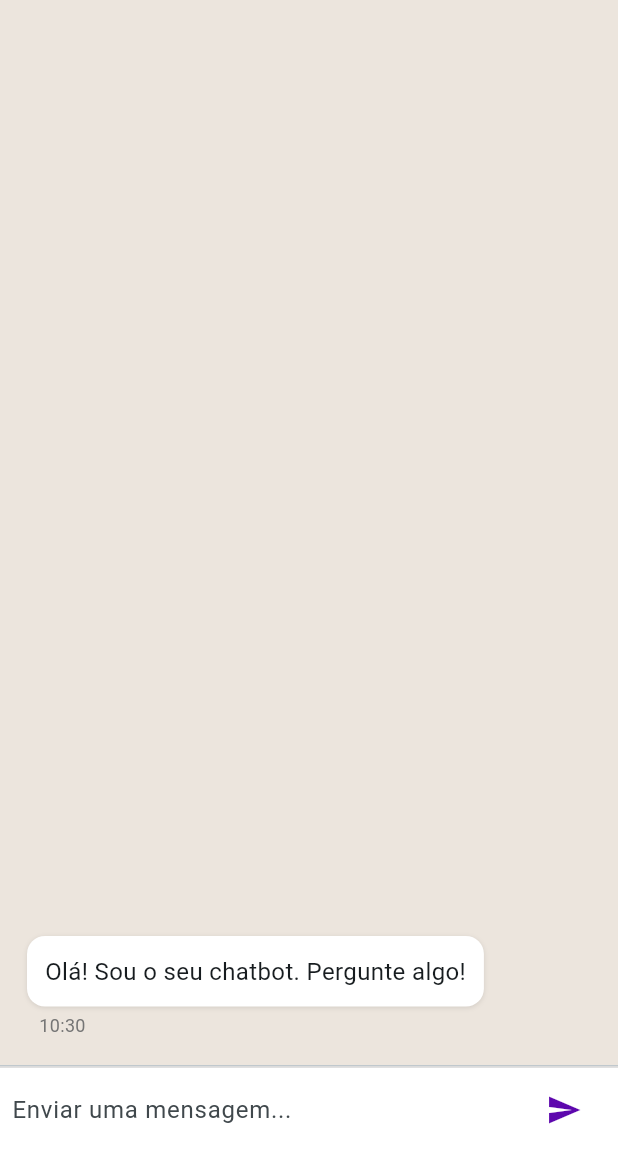
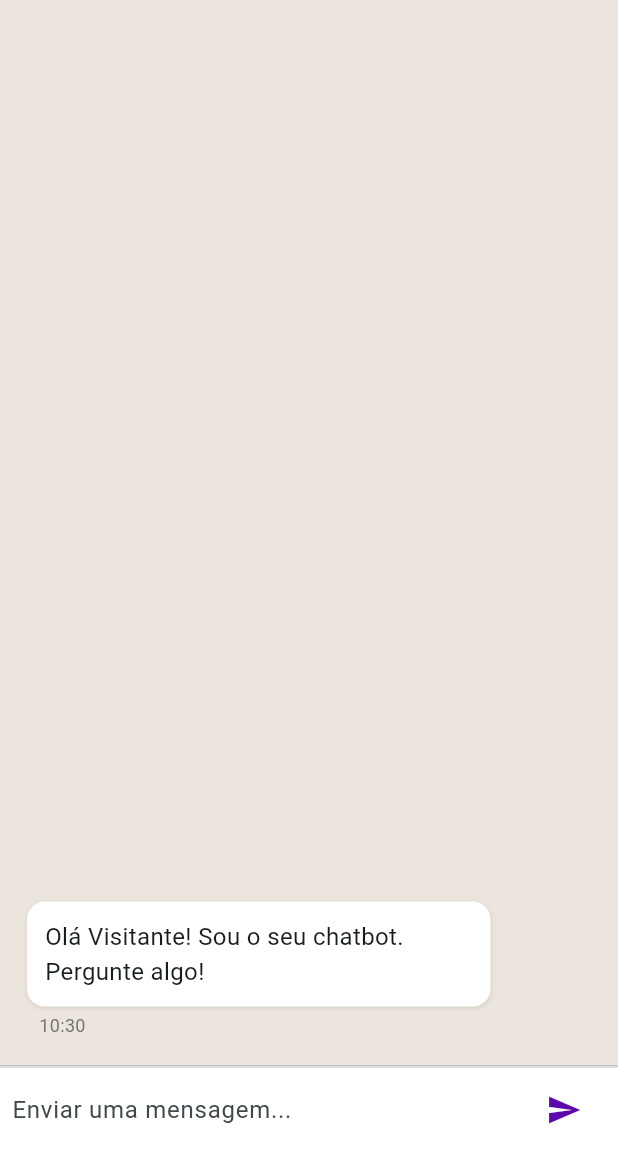
Before and after one commit to unb-mds/2025-2-Lumina, a Flutter app: the ChatScreen screen opened directly, on a phone screen of 412 x 824 dp, the part 84-1236 px from its top. Run offline on Flutter 3.47's test engine with Material 3 defaults, Android fonts, the light colour scheme and no system bars; our stand-ins replace flutter_dotenv.

Commit message:
Rotas atualizadas e string do nome reconhecido no chat screen

```diff
--- a/frontend/lib/ChatScreen.dart
+++ b/frontend/lib/ChatScreen.dart
@@ -2,7 +2,6 @@ import 'package:flutter/material.dart';
 import 'package:http/http.dart' as http;
 import 'dart:convert';
 import 'package:frontend/main.dart';
-
 class ChatMessage {
   final String text;
   final bool isUser;
@@ -16,11 +15,14 @@ class ChatMessage {
 }
 
 class ChatScreen extends StatefulWidget {
-  const ChatScreen({super.key});
+  final String? username;
+
+  const ChatScreen({super.key, this.username});
 
   @override
   State<ChatScreen> createState() => _ChatScreenState();
 }
+
 
 class _ChatScreenState extends State<ChatScreen> {
 
@@ -28,15 +30,17 @@ class _ChatScreenState extends State<ChatScreen> {
 
   final TextEditingController _textController = TextEditingController();
 
+
   bool _isSending = false;
 
   @override
   void initState() {
     super.initState();
+     final nome = widget.username ?? "Visitante";
 
     _messages.add(
       ChatMessage(
-        text: "Olá! Sou o seu chatbot. Pergunte algo!",
+        text: "Olá $nome! Sou o seu chatbot. Pergunte algo!",
         isUser: false,
         timestamp: DateTime.now(),
       ),
```
Also changed, not shown: frontend/lib/LandingPage.dart (+7 -0 lines), frontend/lib/main.dart (+6 -2 lines).
